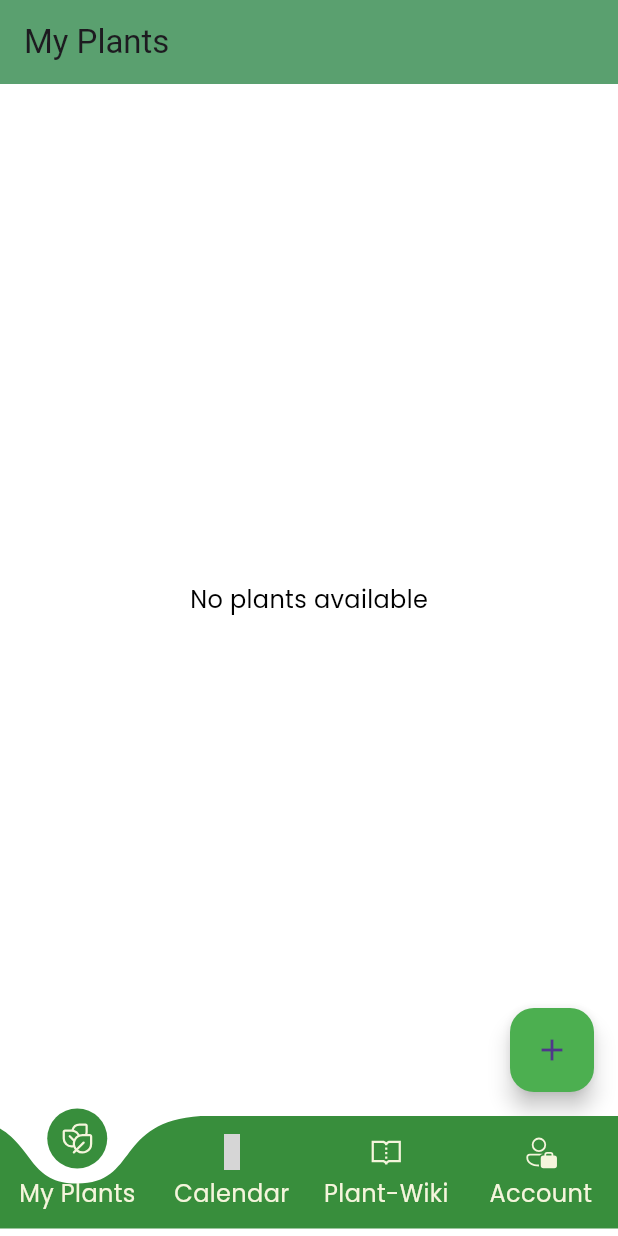
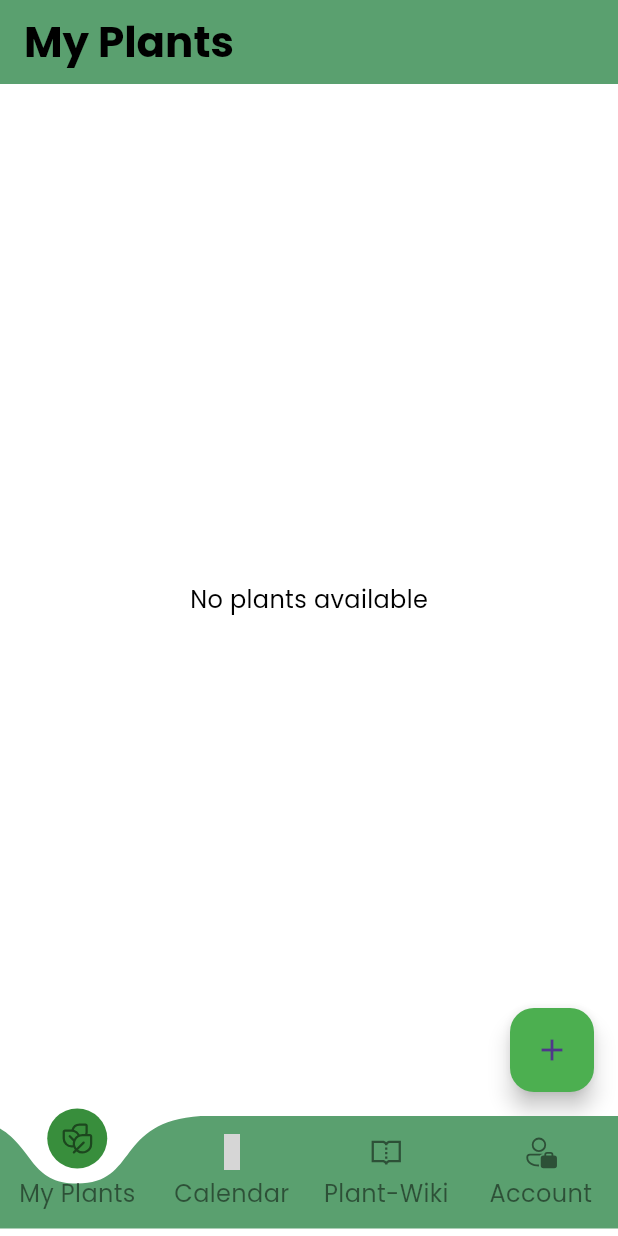
Before and after one commit to GeroStoewe/plant_friends, a Flutter app: the screen it shows after launch, on a phone screen of 412 x 824 dp. Run offline on Flutter 3.47's test engine with Material 3 defaults, Android fonts, the phone set to English and light mode, and no system bars; drawn by our look-alikes of curved_labeled_navigation_bar; our stand-ins replace firebase_core, firebase_database, fluentui_system_icons, line_icons; accounts and stored records are empty; grey boxes are pictures that could not be loaded.

Commit message:
changed the nav. bar colours according to dark and light mode of phone

```diff
--- a/lib/main.dart
+++ b/lib/main.dart
@@ -65,35 +65,49 @@ class NavigationBarState extends State<NavigationBar> {
 
   @override
   Widget build(BuildContext context) {
+    bool isDarkMode = Theme.of(context).brightness == Brightness.dark;
+
     return Scaffold(
       body: _pages[_selectedIndex],
       bottomNavigationBar: CurvedNavigationBar(
         backgroundColor: Colors.transparent,
-        color: const Color(0xFF388E3C),
+        color: const Color(0xFF5aa06f),
         buttonBackgroundColor: const Color(0xFF388E3C),
         height: 80,
         index: _selectedIndex,
         onTap: _onItemTapped,
-        items: const [
+        items: [
           CurvedNavigationBarItem(
-            child: Icon(FluentIcons.leaf_three_24_regular, color: Color(0xFFF5F5DC)),
+            child: Icon(FluentIcons.leaf_three_24_regular,
+                color: isDarkMode ? Colors.white : Colors.black.withOpacity(0.5)),
             label: 'My Plants',
-              labelStyle: TextStyle(color: Color(0xFFF5F5DC))
+              labelStyle: TextStyle(
+                  color: isDarkMode ? Colors.white : Colors.black.withOpacity(0.5),
+              ),
           ),
           CurvedNavigationBarItem(
-            child: Icon(LineIcons.calendarWithWeekFocus, color: Color(0xFFF5F5DC)),
+            child: Icon(LineIcons.calendarWithWeekFocus,
+                color: isDarkMode ? Colors.white : Colors.black.withOpacity(0.5)),
             label: 'Calendar',
-              labelStyle: TextStyle(color: Color(0xFFF5F5DC))
+              labelStyle: TextStyle(
+                  color: isDarkMode ? Colors.white : Colors.black.withOpacity(0.5),
+              ),
           ),
           CurvedNavigationBarItem(
-            child: Icon(LineIcons.bookOpen, color: Color(0xFFF5F5DC)),
+            child: Icon(LineIcons.bookOpen,
+                color: isDarkMode ? Colors.white : Colors.black.withOpacity(0.5)),
             label: 'Plant-Wiki',
-              labelStyle: TextStyle(color: Color(0xFFF5F5DC))
+              labelStyle: TextStyle(
+                  color: isDarkMode ? Colors.white : Colors.black.withOpacity(0.5),
+              ),
           ),
           CurvedNavigationBarItem(
-            child: Icon(FluentIcons.person_accounts_20_regular, color: Color(0xFFF5F5DC)),
+            child: Icon(FluentIcons.person_accounts_20_regular,
+                color: isDarkMode ? Colors.white : Colors.black.withOpacity(0.5)),
             label: 'Account',
-              labelStyle: TextStyle(color: Color(0xFFF5F5DC))
+              labelStyle: TextStyle(
+                  color: isDarkMode ? Colors.white : Colors.black.withOpacity(0.5),
+              ),
           ),
         ],
         animationDuration: const Duration(milliseconds: 300),
--- a/lib/plants/my_plants_page.dart
+++ b/lib/plants/my_plants_page.dart
@@ -59,10 +59,13 @@ class _MyPlantsPageState extends State<MyPlantsPage> {
   Widget build(BuildContext context) {
     return Scaffold(
       appBar: AppBar(
-        title: const Text("My Plants"),
+        title: Text(
+            "My Plants",
+            style: Theme.of(context).textTheme.headlineMedium,
+        ),
       ),
       body: plantList.isEmpty
-          ? const Center(child: Text('No plants available'))
+          ? const Center(child: Text("No plants available"))
           : ListView.builder(
         itemCount: plantList.length,
         itemBuilder: (context, index) {
@@ -122,13 +125,13 @@ class _MyPlantsPageState extends State<MyPlantsPage> {
                       if (mounted) {
                         Navigator.of(context).pop();
                         ScaffoldMessenger.of(context).showSnackBar(
-                          const SnackBar(content: Text('Plant details updated successfully')),
+                          const SnackBar(content: Text("Plant details updated successfully")),
                         );
                       }
                     }).catchError((error) {
                       if (mounted) {
                         ScaffoldMessenger.of(context).showSnackBar(
-                          SnackBar(content: Text('Failed to update plant details: $error')),
+                          SnackBar(content: Text("Failed to update plant details: $error")),
                         );
                       }
                     });
@@ -191,7 +194,9 @@ class _MyPlantsPageState extends State<MyPlantsPage> {
         child: Row(
           crossAxisAlignment: CrossAxisAlignment.start,
           children: [
-            const Icon(Icons.local_florist, size: 50, color: Colors.green),
+            const Icon(Icons.local_florist,
+                size: 50,
+                color: Colors.green ),
             const SizedBox(width: 15),
             Expanded(
               child: Column(
```
